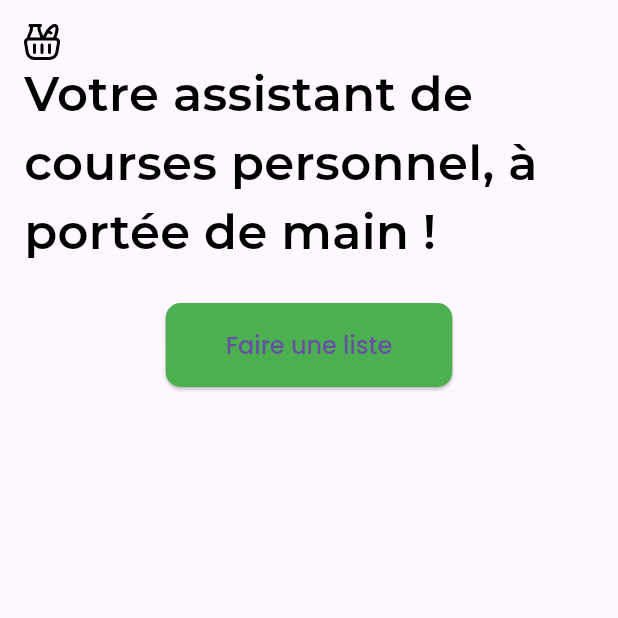
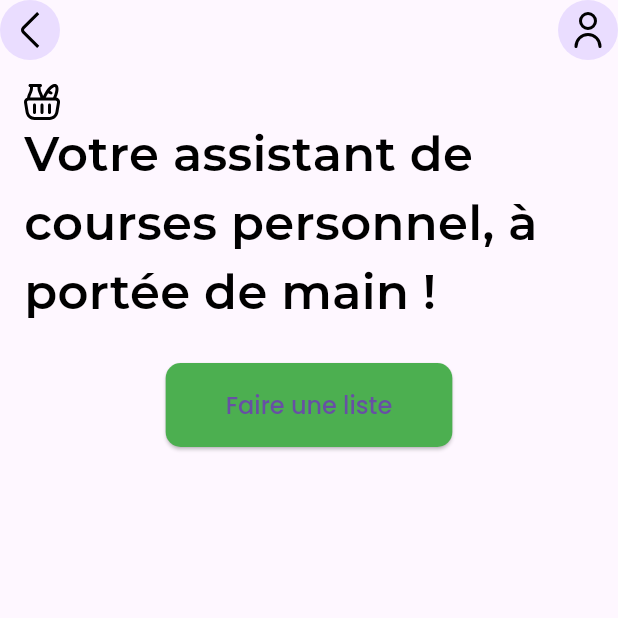
Before and after one commit to RodolpheBd/SmartShopper, a Flutter app: the screen it shows after launch, on a phone screen of 412 x 824 dp, the top half of it. Run offline on Flutter 3.47's test engine with Material 3 defaults, Android fonts, the phone set to English and light mode, and no system bars; our stand-ins replace flutter_svg.

Commit message:
MAJ Creation app

```diff
--- a/lib/src/common/common.dart
+++ b/lib/src/common/common.dart
@@ -4,5 +4,8 @@ export 'package:smart_shopper/src/common/styles/color_styles.dart';
 // Text styles
 export 'package:smart_shopper/src/common/styles/text_styles.dart';
 
+// Dimensions
+export 'package:smart_shopper/src/common/constants/app_dimensions.dart';
+
 // Icons
 export 'package:smart_shopper/src/common/constants/app_icons.dart';
--- /dev/null
+++ b/lib/src/common/constants/app_dimensions.dart
@@ -0,0 +1,36 @@
+class AppDimensions {
+  // Padding and margins
+  static const double paddingTop = 50.0; // Top margin of the app
+  static const double paddingBottom = 100.0; // Bottom margin of the app
+
+  // Spacings
+  static const double gapSmall = 8.0;
+  static const double gapMedium = 16.0;
+  static const double gapLarge = 32.0;
+  static const double gapExtraLarge = 64.0;
+
+  // Widgets dimensions
+  static const double widgetWidth = 330.0;
+
+  // Card dimensions
+  static const double cardSmallHeight = 175.0;
+  static const double cardSmallWidth = 150.0;
+
+  static const double cardMediumHeight = 200.0;
+  static const double cardMediumWidth = 150.0;
+
+  static const double cardLargeHeight = 200.0;
+  static const double cardLargeWidth = widgetWidth;
+
+  // Icon sizes
+  static const double iconSmall = 16.0;
+  static const double iconMedium = 24.0;
+
+  // Button dimensions
+  static const double buttonHeight = 48.0;
+  static const double buttonWidth = widgetWidth;
+
+  // Border dimensions
+  static const double borderRadius = 12.0;
+  static const double borderWidth = 0.5;
+}
--- a/lib/src/common/constants/app_icons.dart
+++ b/lib/src/common/constants/app_icons.dart
@@ -1,6 +1,6 @@
 class AppIcons {
   static const String user = 'lib/src/common/assets/icons/user.svg';
-  static const String back = 'lib/src/common/assets/icons/back.svg';
+  static const String backArrow = 'lib/src/common/assets/icons/back.svg';
   static const String generate = 'lib/src/common/assets/icons/generate.svg';
   static const String catalogue = 'lib/src/common/assets/icons/catalogue.svg';
   static const String basket = 'lib/src/common/assets/icons/basket.svg';
--- a/lib/src/modules/home/home_screen.dart
+++ b/lib/src/modules/home/home_screen.dart
@@ -1,6 +1,7 @@
 import 'package:flutter/material.dart';
 import 'package:flutter_svg/svg.dart';
 import 'package:smart_shopper/src/common/common.dart';
+import 'package:smart_shopper/src/widgets/navigation/header_nav_bar.dart';
 import 'package:smart_shopper/src/widgets/widgets.dart';
 
 class HomeScreen extends StatelessWidget {
@@ -9,7 +10,10 @@ class HomeScreen extends StatelessWidget {
   @override
   Widget build(BuildContext context) {
     return Scaffold(
-      //appBar: CustomAppBar(),
+      appBar: const HeaderNavBar(
+        showBackArrow: true,
+        showProfile: true,
+      ),
       body: Padding(
         padding: const EdgeInsets.symmetric(horizontal: 16.0),
         child: Column(
--- /dev/null
+++ b/lib/src/widgets/navigation/header_nav_bar.dart
@@ -0,0 +1,47 @@
+import 'package:flutter/material.dart';
+import 'package:flutter_svg/flutter_svg.dart';
+import 'package:smart_shopper/src/common/common.dart';
+
+class HeaderNavBar extends StatelessWidget implements PreferredSizeWidget {
+  final bool showBackArrow;
+  final bool showProfile;
+  final VoidCallback? onBackArrowPressed;
+  final VoidCallback? onProfilePressed;
+
+  const HeaderNavBar({
+    super.key,
+    this.showBackArrow = false,
+    this.showProfile = false,
+    this.onBackArrowPressed,
+    this.onProfilePressed,
+  });
+
+  @override
+  Widget build(BuildContext context) {
+    return Container(
+      width: AppDimensions.widgetWidth, //
+      child: Row(
+        mainAxisAlignment: MainAxisAlignment.spaceBetween,
+        children: [
+          if (showBackArrow)
+            CircleAvatar(
+              child: IconButton(
+                icon: SvgPicture.asset(AppIcons.backArrow),
+                onPressed: onBackArrowPressed,
+              ),
+            ),
+          if (showProfile)
+            CircleAvatar(
+              child: IconButton(
+                icon: SvgPicture.asset(AppIcons.user),
+                onPressed: onProfilePressed,
+              ),
+            ),
+        ],
+      ),
+    );
+  }
+
+  @override
+  Size get preferredSize => const Size.fromHeight(kToolbarHeight);
+}
```
Also changed, not shown: lib/src/widgets/navigation/bottom_nav_bar.dart (+43 -19 lines).
